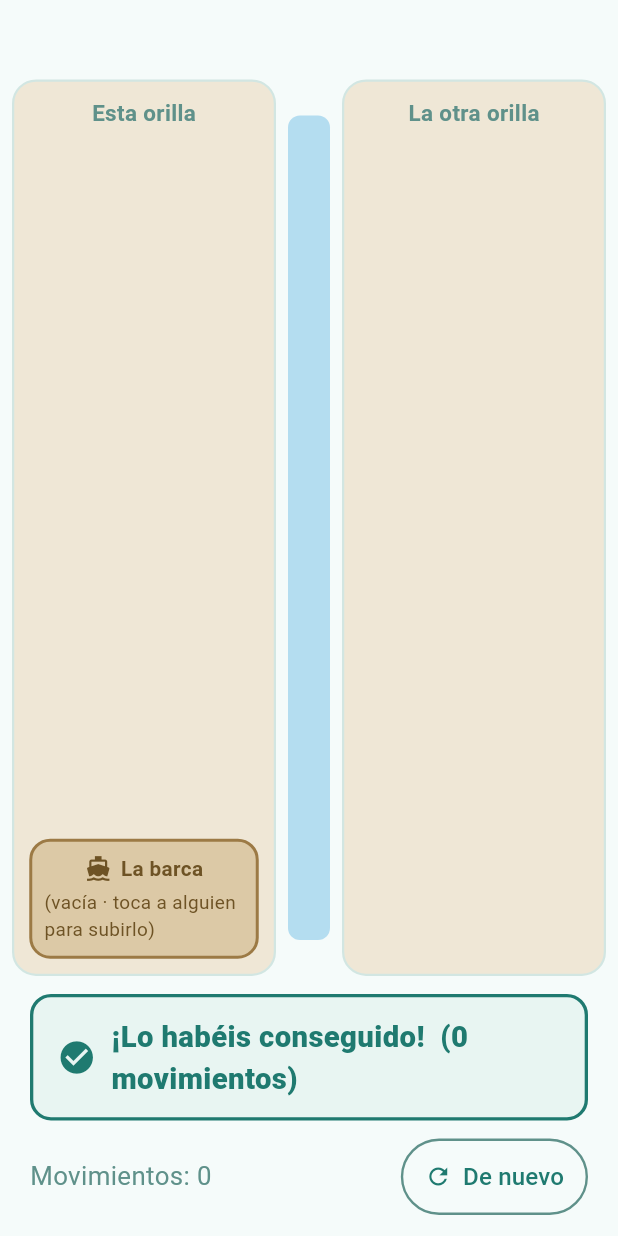
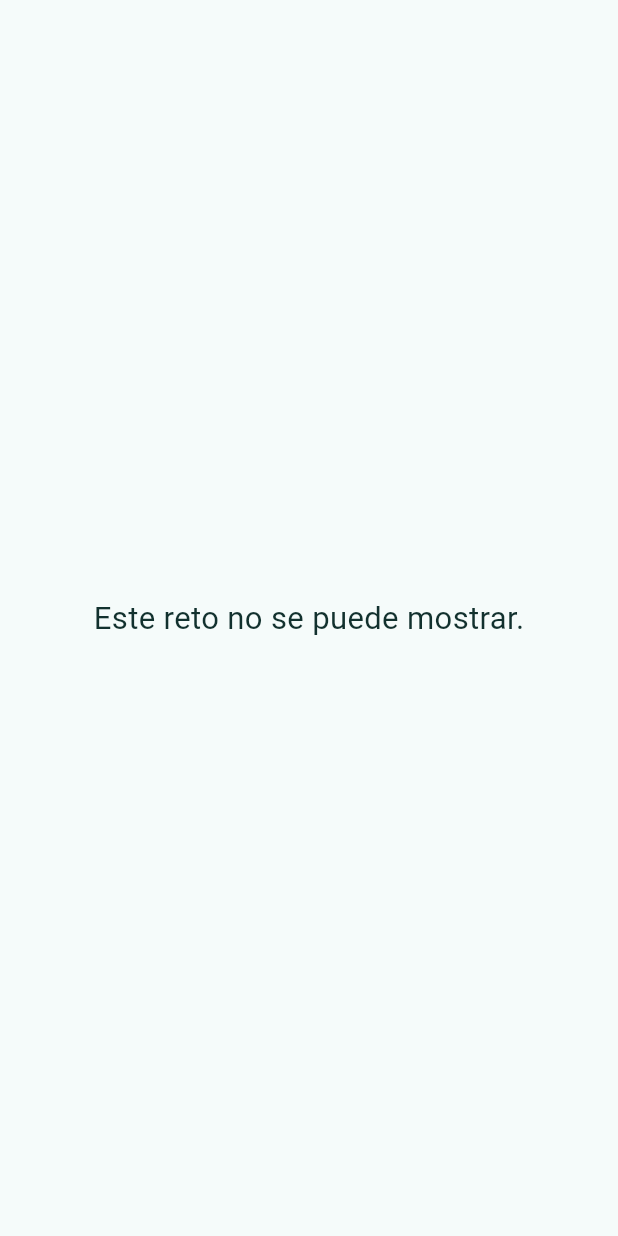
Before and after one commit to Sausf93/Trazo, a Flutter app: the RetoCruzarWidget widget shown alone on an empty page, opened directly with empty values, on a phone screen of 412 x 824 dp. Run offline on Flutter 3.47's test engine with Material 3 defaults, Android fonts, the phone set to English and light mode, and no system bars; our stand-ins replace flutter_svg, flutter_tts, package_info_plus, path_drawing, shared_preferences; accounts and stored records are empty.

Commit message:
Robustez: guardas en widgets de retos ante datos vacíos/malformados
Co-Authored-By: Claude Opus 4.8 <noreply@anthropic.com>

```diff
--- a/apps/tablet/lib/widgets/reto_cruzar_widget.dart
+++ b/apps/tablet/lib/widgets/reto_cruzar_widget.dart
@@ -202,6 +202,15 @@ class _RetoCruzarWidgetState extends State<RetoCruzarWidget> {
   @override
   Widget build(BuildContext context) {
     final r = widget.reto;
+    if (r.entidades.isEmpty) {
+      return const Center(
+        child: Padding(
+          padding: EdgeInsets.all(24),
+          child: Text('Este reto no se puede mostrar.',
+              style: TextStyle(fontSize: 18, color: TrazoColors.ink)),
+        ),
+      );
+    }
     return Column(
       children: [
         Padding(
--- a/apps/tablet/lib/widgets/reto_ranas_widget.dart
+++ b/apps/tablet/lib/widgets/reto_ranas_widget.dart
@@ -108,6 +108,15 @@ class _RetoRanasWidgetState extends State<RetoRanasWidget> {
 
   @override
   Widget build(BuildContext context) {
+    if (widget.reto.porLado < 1) {
+      return const Center(
+        child: Padding(
+          padding: EdgeInsets.all(24),
+          child: Text('Este reto no se puede mostrar.',
+              style: TextStyle(fontSize: 18, color: TrazoColors.ink)),
+        ),
+      );
+    }
     return Column(
       children: [
         Padding(
```
Also changed, not shown: apps/tablet/lib/widgets/reto_garrafas_widget.dart (+9 -0 lines), apps/tablet/lib/widgets/reto_hanoi_widget.dart (+9 -0 lines).
